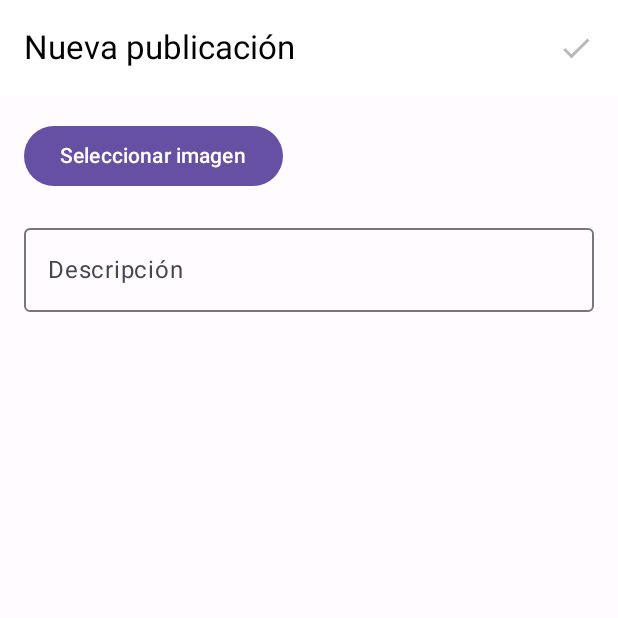
After one commit to Gabriel-Armas/FeiGram, an Android app built with Jetpack Compose: the NewPostScreen screen opened through its navigation route, on a phone screen of 412 x 824 dp, the top half of it. The commit adds this screen. Run offline under Robolectric (Android 15) with nearby library versions, the phone set to English and light mode, and no system bars; pictures from the network do not load.

Commit message:
feat: Making a posts is now added, view only

```diff
--- a/clients/feigram-movil/app/src/main/java/com/example/feigram/MainActivity.kt
+++ b/clients/feigram-movil/app/src/main/java/com/example/feigram/MainActivity.kt
@@ -8,6 +8,7 @@ import androidx.activity.viewModels
 import androidx.navigation.compose.*
 import com.example.feigram.screens.HomeScreen
 import com.example.feigram.screens.LoginScreen
+import com.example.feigram.screens.NewPostScreen
 import com.example.feigram.screens.ProfileScreen
 import com.example.feigram.screens.SettingsScreen
 import com.example.feigram.ui.theme.FeigramTheme
@@ -42,6 +43,9 @@ class MainActivity : ComponentActivity() {
                     composable("settings") {
                         SettingsScreen(navController, sessionViewModel)
                     }
+                    composable("newpost") {
+                        NewPostScreen(navController = navController)
+                    }
                 }
             }
         }
--- /dev/null
+++ b/clients/feigram-movil/app/src/main/java/com/example/feigram/screens/NewPostScreen.kt
@@ -0,0 +1,79 @@
+package com.example.feigram.screens
+
+import android.net.Uri
+import androidx.activity.compose.rememberLauncherForActivityResult
+import androidx.activity.result.contract.ActivityResultContracts
+import androidx.compose.foundation.Image
+import androidx.compose.foundation.layout.*
+import androidx.compose.material.icons.Icons
+import androidx.compose.material.icons.filled.Check
+import androidx.compose.material3.*
+import androidx.compose.runtime.*
+import androidx.compose.ui.Modifier
+import androidx.compose.ui.layout.ContentScale
+import androidx.compose.ui.unit.dp
+import androidx.navigation.NavController
+import coil.compose.rememberAsyncImagePainter
+
+@OptIn(ExperimentalMaterial3Api::class)
+@Composable
+fun NewPostScreen(navController: NavController) {
+    var imageUri by remember { mutableStateOf<Uri?>(null) }
+    var description by remember { mutableStateOf("") }
+
+    val galleryLauncher = rememberLauncherForActivityResult(
+        contract = ActivityResultContracts.GetContent()
+    ) { uri: Uri? ->
+        imageUri = uri
+    }
+
+    Scaffold(
+        topBar = {
+            TopAppBar(
+                title = { Text("Nueva publicación") },
+                actions = {
+                    IconButton(
+                        onClick = {
+                            println("Descripción: $description")
+                            println("Imagen: $imageUri")
+                            navController.popBackStack()
+                        },
+                        enabled = imageUri != null && description.isNotBlank()
+                    ) {
+                        Icon(Icons.Default.Check, contentDescription = "Publicar")
+                    }
+                }
+            )
+        }
+    ) { padding ->
+        Column(
+            modifier = Modifier
+                .padding(padding)
+                .padding(16.dp)
+                .fillMaxSize(),
+            verticalArrangement = Arrangement.spacedBy(16.dp)
+        ) {
+            Button(onClick = { galleryLauncher.launch("image/*") }) {
+                Text("Seleccionar imagen")
+            }
+
+            imageUri?.let {
+                Image(
+                    painter = rememberAsyncImagePainter(it),
+                    contentDescription = "Imagen seleccionada",
+                    modifier = Modifier
+                        .fillMaxWidth()
+                        .height(250.dp),
+                    contentScale = ContentScale.Crop
+                )
+            }
+
+            OutlinedTextField(
+                value = description,
+                onValueChange = { description = it },
+                label = { Text("Descripción") },
+                modifier = Modifier.fillMaxWidth()
+            )
+        }
+    }
+}
```
Also changed, not shown: clients/feigram-movil/app/src/main/java/com/example/feigram/screens/HomeScreen.kt (+31 -0 lines), clients/feigram-movil/app/src/main/java/com/example/feigram/screens/ProfileScreen.kt (+7 -1 lines), clients/feigram-movil/app/src/main/java/com/example/feigram/screens/SettingsScreen.kt (+7 -2 lines), clients/feigram-movil/app/src/main/java/com/example/feigram/screens/components/PostItem.kt (+14 -8 lines).
